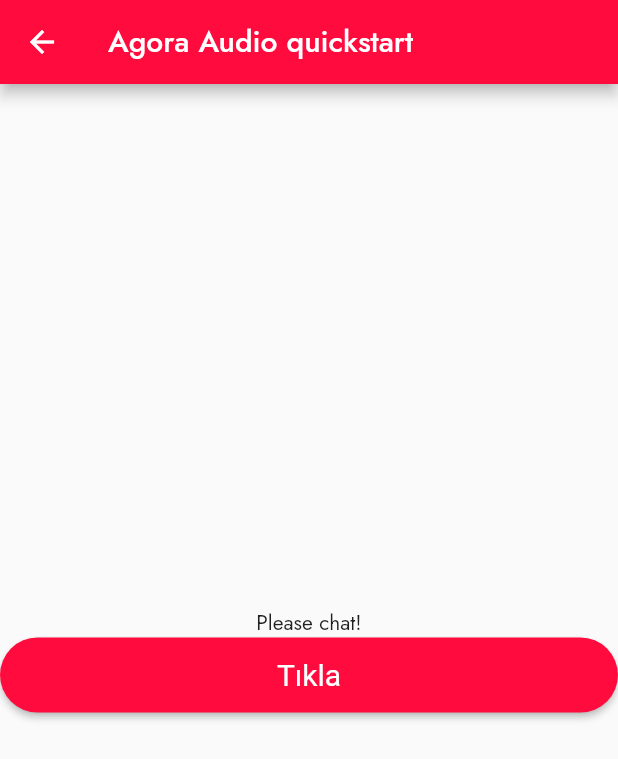
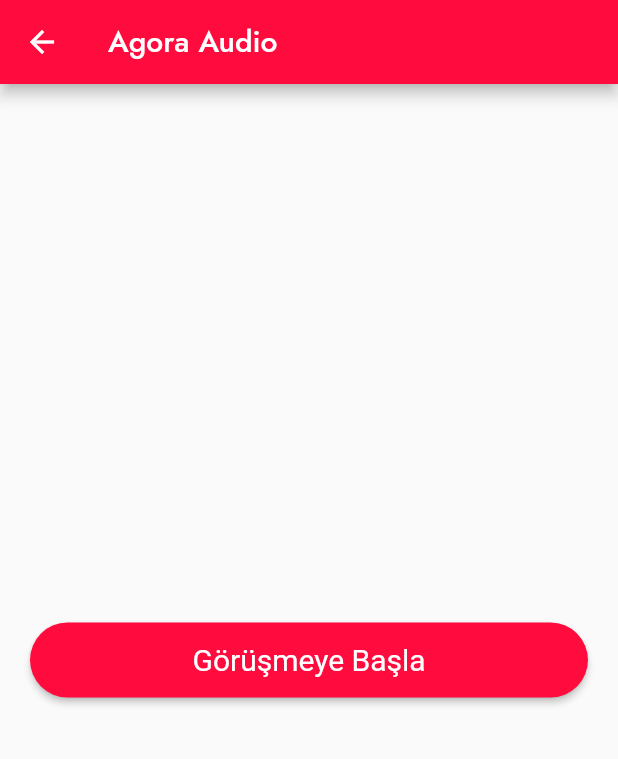
Before and after one commit to Abbasi233/matelive, a Flutter app: the AgoraCall screen opened directly, on a phone screen of 412 x 824 dp. Shown: the top 759 px of the screen. Run offline on Flutter 3.47's test engine with Material 2 defaults, Android fonts, the phone set to English and light mode, and no system bars; our stand-ins replace carousel_slider, get, get_storage, permission_handler; missing offline and left inert: agora_rtc_engine, rotated_corner_decoration; accounts and stored records are empty.

Commit message:
minor ups

```diff
--- a/lib/main.dart
+++ b/lib/main.dart
@@ -4,6 +4,7 @@ import 'package:get_storage/get_storage.dart';
 
 import 'constant.dart';
 import 'view/authPage.dart';
+import 'view/utils/appBar.dart';
 import 'view/welcomePage.dart';
 import 'controller/getX/storage.dart';
 
--- a/lib/view/Agora/test.dart
+++ b/lib/view/Agora/test.dart
@@ -1,6 +1,7 @@
 import 'dart:async';
 import 'package:flutter/material.dart';
 import 'package:agora_rtc_engine/rtc_engine.dart';
+import 'package:get/get.dart';
 import 'package:matelive/view/utils/primaryButton.dart';
 import 'package:permission_handler/permission_handler.dart';
 
@@ -37,20 +38,21 @@ class _AgoraCallState extends State<AgoraCall> {
   Widget build(BuildContext context) {
     return Scaffold(
       appBar: AppBar(
-        title: Text('Agora Audio quickstart'),
+        title: Text('Agora Audio'),
       ),
       body: Center(
         child: Column(
           mainAxisAlignment: MainAxisAlignment.center,
           children: [
-            Text('Please chat!'),
             primaryButton(
-                text: Text("Tıkla"),
-                onPressed: () async {
-                  // Join channel with channel name as 123
-                  await engine.joinChannel(Token, 'matelive_mobile', null, 0);
-                  print("Joined!");
-                })
+              text: Text("Görüşmeye Başla"),
+              onPressed: () async {
+                // Join channel with channel name as 123
+                await engine.joinChannel(Token, 'matelive_mobile', null, 0);
+                print("Joined!");
+              },
+              padding: 20,
+            )
           ],
         ),
       ),
@@ -68,21 +70,22 @@ class _AgoraCallState extends State<AgoraCall> {
       RtcEngineEventHandler(
         joinChannelSuccess: (String channel, int uid, int elapsed) {
           print('joinChannelSuccess $channel $uid');
-          setState(() {
-            _joined = true;
-          });
+          Get.snackbar("Bağlantı Başarılı", "Artık görüşmeye başlayabilirsiniz.");
+          // setState(() {
+          //   _joined = true;
+          // });
         },
         userJoined: (int uid, int elapsed) {
           print('userJoined $uid');
-          setState(() {
-            _remoteUid = uid;
-          });
+          // setState(() {
+          //   _remoteUid = uid;
+          // });
         },
         userOffline: (int uid, UserOfflineReason reason) {
           print('userOffline $uid');
-          setState(() {
-            _remoteUid = 0;
-          });
+          // setState(() {
+          //   _remoteUid = 0;
+          // });
         },
       ),
     );
--- a/lib/view/CallsPage/calls_page.dart
+++ b/lib/view/CallsPage/calls_page.dart
@@ -76,7 +76,7 @@ class _MyExpansionPanelListState extends State<MyExpansionPanelList> {
           child: Row(
             mainAxisAlignment: MainAxisAlignment.spaceBetween,
             children: [
-              MyText('Aranan: Jone Doe', fontSize: 19),
+              MyText('Görüşme: John Doe', fontSize: 19),
               ImageIcon(
                 AssetImage('assets/icons/outgoing_call.png'),
                 size: 24,
--- a/lib/view/HomePage/homePage.dart
+++ b/lib/view/HomePage/homePage.dart
@@ -1,5 +1,6 @@
 import 'package:get/get.dart';
 import 'package:flutter/material.dart';
+import 'package:matelive/view/Agora/test.dart';
 
 import '/constant.dart';
 import 'utils/comment.dart';
@@ -68,7 +69,9 @@ class HomePage extends StatelessWidget {
                               color: Colors.white,
                               fontWeight: FontWeight.w500),
                         ),
-                        onPressed: () {},
+                        onPressed: () {
+                          Get.to(()=> AgoraCall());
+                        },
                       ),
                     ),
                   ],
--- a/lib/view/NotificationsPage/notifications_page.dart
+++ b/lib/view/NotificationsPage/notifications_page.dart
@@ -19,7 +19,7 @@ class NotificationsPage extends StatelessWidget {
             crossAxisAlignment: CrossAxisAlignment.start,
             children: [
               fixedHeight,
-              Text("Merhaba, Mobil!", style: styleH1()),
+              Text("Bildirimler", style: styleH1()),
               fixedHeight,
               Row(
                 children: [
--- a/lib/view/signIn.dart
+++ b/lib/view/signIn.dart
@@ -101,8 +101,8 @@ class SignInPage extends StatelessWidget {
                         ),
                         onPressed: () {
                           // if (_formKey.currentState.validate()) {}
-                          Get.to(() => AgoraCall());
-                          // Get.to(() => SignUpPage());
+                          // Get.to(() => AgoraCall());
+                          Get.to(() => SignUpPage());
                         },
                       ),
                     ),
--- a/lib/view/utils/primaryButton.dart
+++ b/lib/view/utils/primaryButton.dart
@@ -7,6 +7,7 @@ Widget primaryButton({
   @required Function onPressed,
   double width,
   double height = 50,
+  double padding = 0,
   double borderRadius = kTextInputBorderRadius,
   Color backgroundColor = kPrimaryColor,
   ImageIcon imageIcon,
@@ -14,6 +15,7 @@ Widget primaryButton({
     Container(
       width: width,
       height: height,
+      padding: EdgeInsets.symmetric(horizontal: padding),
       child: ElevatedButton(
         child: Row(
           mainAxisAlignment: MainAxisAlignment.center,
```
Also changed, not shown: lib/view/landingPage.dart (+12 -0 lines), lib/view/utils/appBar.dart (+19 -5 lines).
